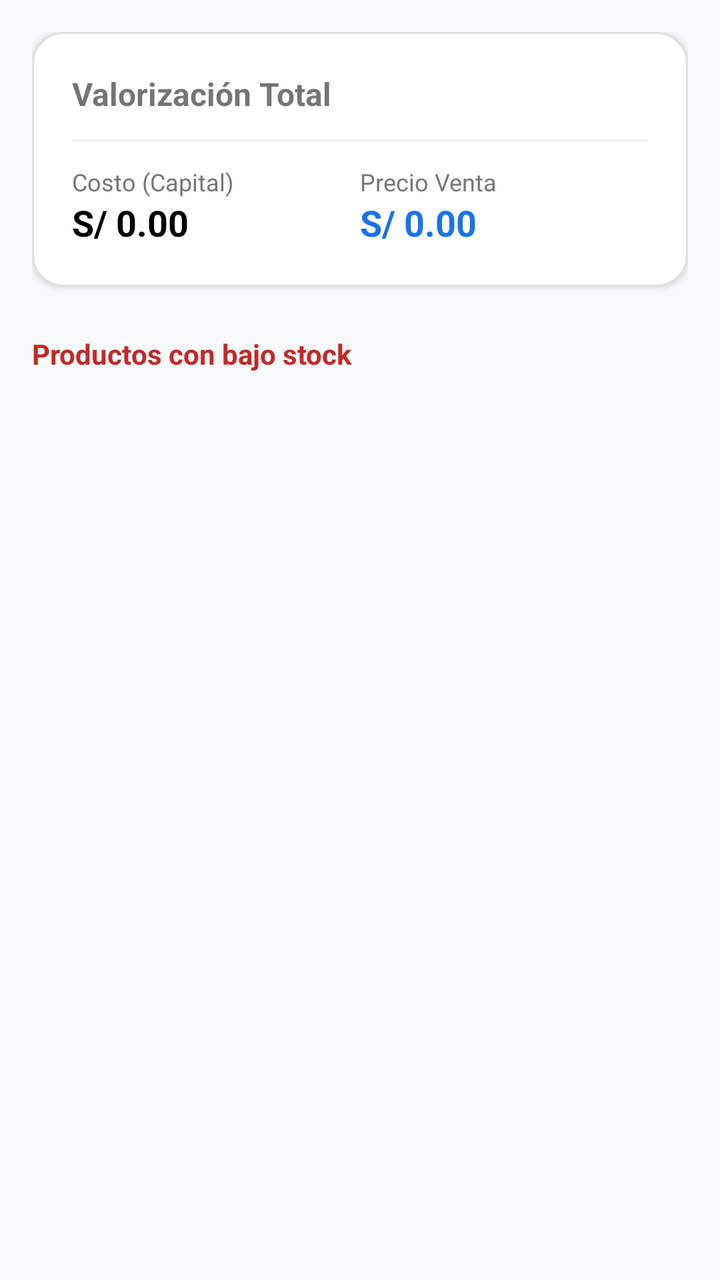
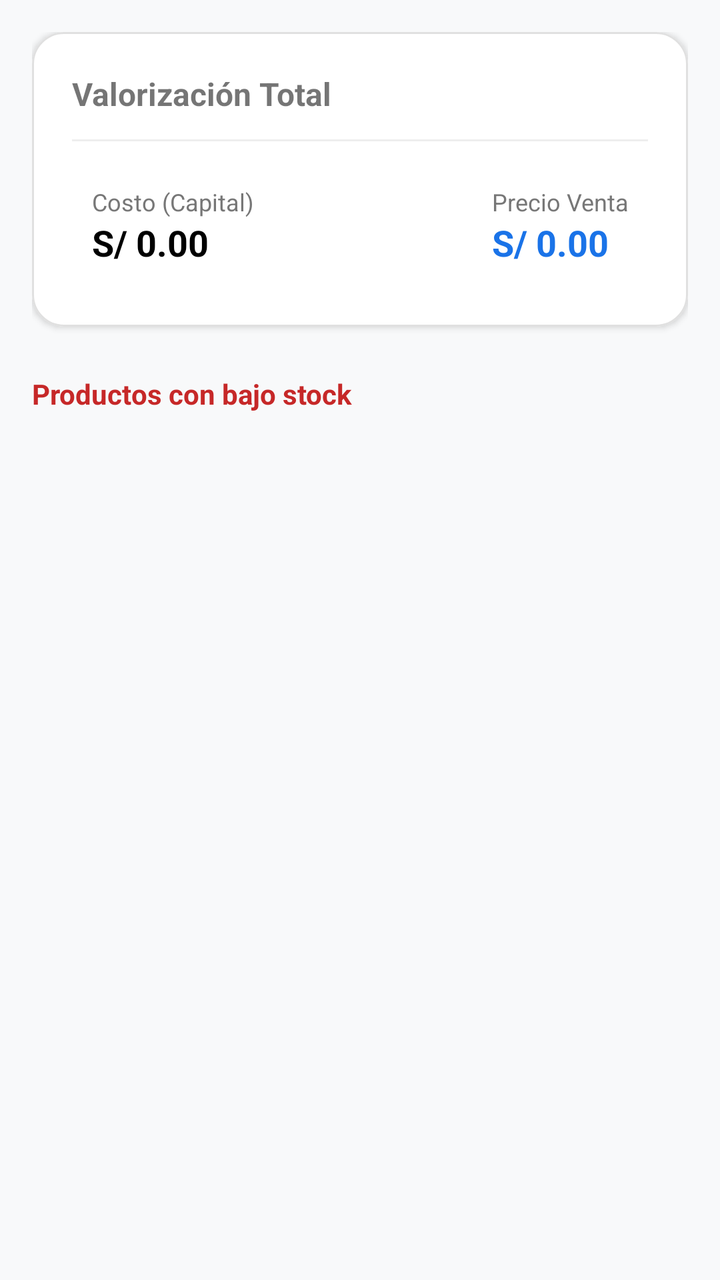

Two renders of the same Android screen: before a commit and after it. Below are the layout's source before the change and the commit's diff.
<!-- AndroidManifest.xml: application theme Theme.VERIFY -->
<!-- res/layout/fragment_reporte_inventario.xml -->
<?xml version="1.0" encoding="utf-8"?>
<androidx.core.widget.NestedScrollView xmlns:android="http://schemas.android.com/apk/res/android"
    xmlns:app="http://schemas.android.com/apk/res-auto"
    android:layout_width="match_parent"
    android:layout_height="match_parent"
    android:background="#F8F9FA">

    <LinearLayout
        android:layout_width="match_parent"
        android:layout_height="wrap_content"
        android:orientation="vertical"
        android:padding="16dp">

        
        <com.google.android.material.card.MaterialCardView
            android:layout_width="match_parent"
            android:layout_height="wrap_content"
            app:cardCornerRadius="16dp"
            app:cardElevation="2dp"
            app:strokeColor="#E0E0E0"
            app:strokeWidth="1dp">

            <LinearLayout
                android:layout_width="match_parent"
                android:layout_height="wrap_content"
                android:orientation="vertical"
                android:padding="20dp">

                <TextView
                    android:layout_width="wrap_content"
                    android:layout_height="wrap_content"
                    android:text="Valorización Total"
                    android:textSize="16sp"
                    android:textStyle="bold" />

                <View
                    android:layout_width="match_parent"
                    android:layout_height="1dp"
                    android:layout_marginVertical="12dp"
                    android:background="#EEEEEE" />

                <LinearLayout
                    android:layout_width="match_parent"
                    android:layout_height="wrap_content"
                    android:orientation="horizontal">

                    <LinearLayout
                        android:layout_width="0dp"
                        android:layout_height="wrap_content"
                        android:layout_weight="1"
                        android:orientation="vertical">

                        <TextView
                            android:layout_width="wrap_content"
                            android:layout_height="wrap_content"
                            android:text="Costo (Capital)"
                            android:textColor="#777777"
                            android:textSize="12sp" />

                        <TextView
                            android:layout_width="wrap_content"
                            android:layout_height="wrap_content"
                            android:id="@+id/tvTotalCosto"
                            android:text="S/ 0.00"
                            android:textColor="@color/black"
                            android:textSize="18sp"
                            android:textStyle="bold" />
                    </LinearLayout>

                    <LinearLayout
                        android:layout_width="0dp"
                        android:layout_height="wrap_content"
                        android:layout_weight="1"
                        android:orientation="vertical">

                        <TextView
                            android:layout_width="wrap_content"
                            android:layout_height="wrap_content"
                            android:text="Precio Venta"
                            android:textColor="#777777"
                            android:textSize="12sp" />

                        <TextView
                            android:layout_width="wrap_content"
                            android:layout_height="wrap_content"
                            android:id="@+id/tvTotalVentaPotencial"
                            android:text="S/ 0.00"
                            android:textColor="@color/primary_blue"
                            android:textSize="18sp"
                            android:textStyle="bold" />
                    </LinearLayout>
                </LinearLayout>
            </LinearLayout>
        </com.google.android.material.card.MaterialCardView>

        
        <TextView
            android:layout_width="wrap_content"
            android:layout_height="wrap_content"
            android:layout_marginTop="24dp"
            android:layout_marginBottom="8dp"
            android:text="Productos con bajo stock"
            android:textColor="#C62828"
            android:textStyle="bold" />

        <androidx.recyclerview.widget.RecyclerView
            android:id="@+id/rvStockCritico"
            android:layout_width="match_parent"
            android:layout_height="wrap_content"
            android:nestedScrollingEnabled="false" />

    </LinearLayout>
</androidx.core.widget.NestedScrollView>
<!-- resources referenced by this layout -->
<resources>
  <color name="black">#000000</color>
  <color name="primary_blue">#1A73E8</color>
  <style name="Theme.VERIFY" parent="Base.Theme.VERIFY" />
  <style name="Base.Theme.VERIFY" parent="Theme.MaterialComponents.Light.NoActionBar">
          <item name="colorPrimary">@color/blue_corporative_primary</item>
          <item name="colorPrimaryDark">@color/blue_corporative_primary</item>
          <item name="colorAccent">@color/blue_corporative_primary</item>
  
          <item name="android:statusBarColor">@color/blue_corporative_primary</item>
          <item name="android:windowLightStatusBar">false</item>
          <item name="android:windowDrawsSystemBarBackgrounds">true</item>
          <item name="android:windowTranslucentStatus">false</item>
  
          <item name="android:textColorPrimary">@color/grey_text_dark</item>
  
          <item name="bottomSheetDialogTheme">@style/CustomBottomSheetDialog</item>
      </style>
  <color name="blue_corporative_primary">#1E88E5</color>
  <color name="grey_text_dark">#212121</color>
  <style name="CustomBottomSheetDialog" parent="Theme.Design.Light.BottomSheetDialog">
          <item name="android:windowIsFloating">false</item>
          <item name="bottomSheetStyle">@style/CustomBottomSheetStyle</item>
      </style>
  <style name="CustomBottomSheetStyle" parent="Widget.Design.BottomSheet.Modal">
          <item name="android:background">@drawable/bg_bottom_sheet</item>
          <item name="backgroundTint">@android:color/transparent</item>
      </style>
  <!-- drawable bg_bottom_sheet (drawable) -->
  <shape xmlns:android="http://schemas.android.com/apk/res/android">
      <solid android:color="@color/white_pure" />
      <corners android:topLeftRadius="20dp" android:topRightRadius="20dp" />
  </shape>
  <color name="white_pure">#FFFFFF</color>
</resources>

<!-- the commit's change to res/layout/fragment_reporte_inventario.xml (unified diff, before → after) -->
@@ -38,58 +38,88 @@
                     android:layout_height="1dp"
                     android:layout_marginVertical="12dp"
                     android:background="#EEEEEE" />
-
-                <LinearLayout
+                <HorizontalScrollView
                     android:layout_width="match_parent"
                     android:layout_height="wrap_content"
-                    android:orientation="horizontal">
+                    android:fillViewport="true"
+                    android:scrollbars="none">
+                    <LinearLayout
+                        android:layout_width="match_parent"
+                        android:layout_height="wrap_content"
+                        android:orientation="horizontal">
 
-                    <LinearLayout
-                        android:layout_width="0dp"
-                        android:layout_height="wrap_content"
-                        android:layout_weight="1"
-                        android:orientation="vertical">
+                        <LinearLayout
+                            android:id="@+id/itemCosto"
+                            android:layout_width="200dp"
+                            android:layout_height="wrap_content"
+                            android:padding="10dp"
+                            android:orientation="vertical">
 
-                        <TextView
-                            android:layout_width="wrap_content"
+                            <TextView
+                                android:layout_width="wrap_content"
+                                android:layout_height="wrap_content"
+                                android:text="Costo (Capital)"
+                                android:textColor="#777777"
+                                android:textSize="12sp" />
+
+                            <TextView
+                                android:layout_width="wrap_content"
+                                android:layout_height="wrap_content"
+                                android:id="@+id/tvTotalCosto"
+                                android:text="S/ 0.00"
+                                android:textColor="@color/black"
+                                android:textSize="18sp"
+                                android:textStyle="bold" />
+                        </LinearLayout>
+
+                        <LinearLayout
+                            android:id="@+id/itemVenta"
+                            android:layout_width="200dp"
                             android:layout_height="wrap_content"
-                            android:text="Costo (Capital)"
-                            android:textColor="#777777"
-                            android:textSize="12sp" />
+                            android:padding="10dp"
+                            android:orientation="vertical">
 
-                        <TextView
-                            android:layout_width="wrap_content"
+                            <TextView
+                                android:layout_width="wrap_content"
+                                android:layout_height="wrap_content"
+                                android:text="Precio Venta"
+                                android:textColor="#777777"
+                                android:textSize="12sp" />
+
+                            <TextView
+                                android:layout_width="wrap_content"
+                                android:layout_height="wrap_content"
+                                android:id="@+id/tvTotalVentaPotencial"
+                                android:text="S/ 0.00"
+                                android:textColor="@color/primary_blue"
+                                android:textSize="18sp"
+                                android:textStyle="bold" />
+                        </LinearLayout>
+                        <LinearLayout
+                            android:id="@+id/itemGanancia"
+                            android:layout_width="200dp"
                             android:layout_height="wrap_content"
-                            android:id="@+id/tvTotalCosto"
-                            android:text="S/ 0.00"
-                            android:textColor="@color/black"
-                            android:textSize="18sp"
-                            android:textStyle="bold" />
+                            android:padding="10dp"
+                            android:orientation="vertical">
+
+                            <TextView
+                                android:layout_width="wrap_content"
+                                android:layout_height="wrap_content"
+                                android:text="Ganancia"
+                                android:textColor="#777777"
+                                android:textSize="12sp" />
+
+                            <TextView
+                                android:layout_width="wrap_content"
+                                android:layout_height="wrap_content"
+                                android:id="@+id/tvGanacia"
+                                android:text="S/ 0.00"
+                                android:textColor="@color/green_pos"
+                                android:textSize="18sp"
+                                android:textStyle="bold" />
+                        </LinearLayout>
                     </LinearLayout>
-
-                    <LinearLayout
-                        android:layout_width="0dp"
-                        android:layout_height="wrap_content"
-                        android:layout_weight="1"
-                        android:orientation="vertical">
-
-                        <TextView
-                            android:layout_width="wrap_content"
-                            android:layout_height="wrap_content"
-                            android:text="Precio Venta"
-                            android:textColor="#777777"
-                            android:textSize="12sp" />
-
-                        <TextView
-                            android:layout_width="wrap_content"
-                            android:layout_height="wrap_content"
-                            android:id="@+id/tvTotalVentaPotencial"
-                            android:text="S/ 0.00"
-                            android:textColor="@color/primary_blue"
-                            android:textSize="18sp"
-                            android:textStyle="bold" />
-                    </LinearLayout>
-                </LinearLayout>
+                </HorizontalScrollView>
             </LinearLayout>
         </com.google.android.material.card.MaterialCardView>
 
<!-- resource entries referenced after the edit -->
@@ -1,6 +1,7 @@
 <!-- resources referenced by this layout -->
 <resources>
   <color name="black">#000000</color>
+  <color name="green_pos">#4CAF50</color>
   <color name="primary_blue">#1A73E8</color>
   <style name="Theme.VERIFY" parent="Base.Theme.VERIFY" />
   <style name="Base.Theme.VERIFY" parent="Theme.MaterialComponents.Light.NoActionBar">
